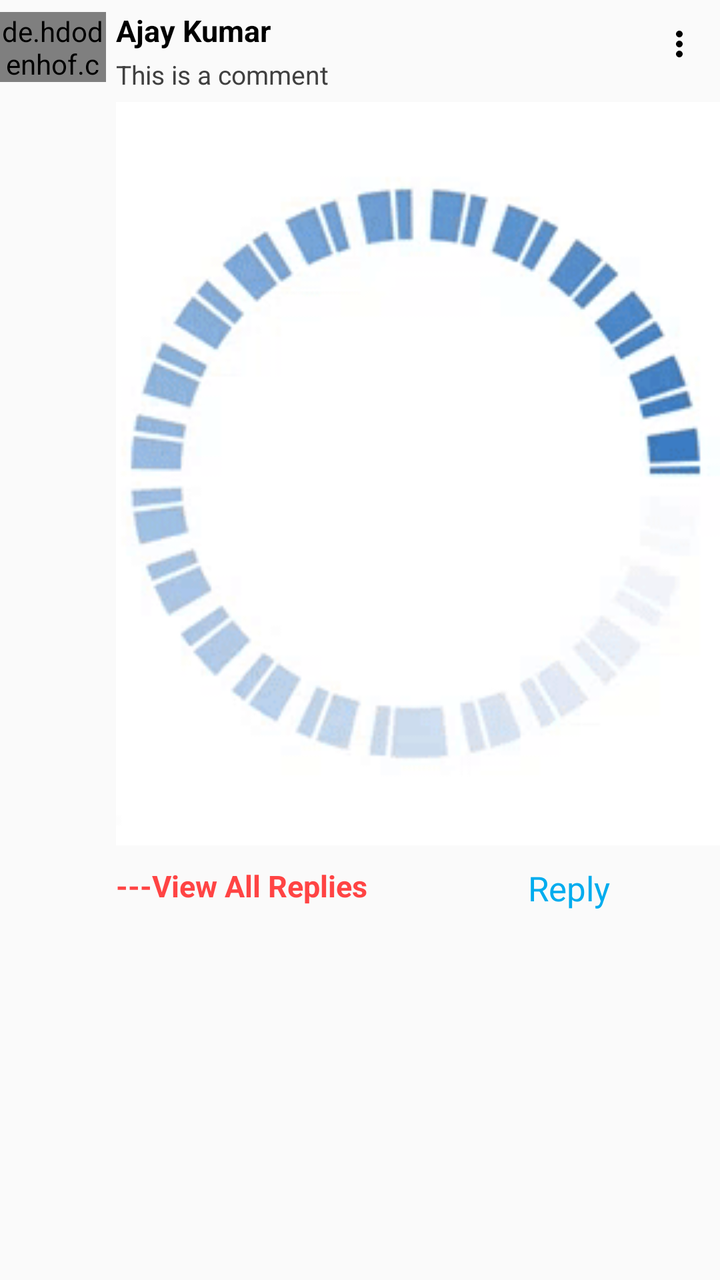
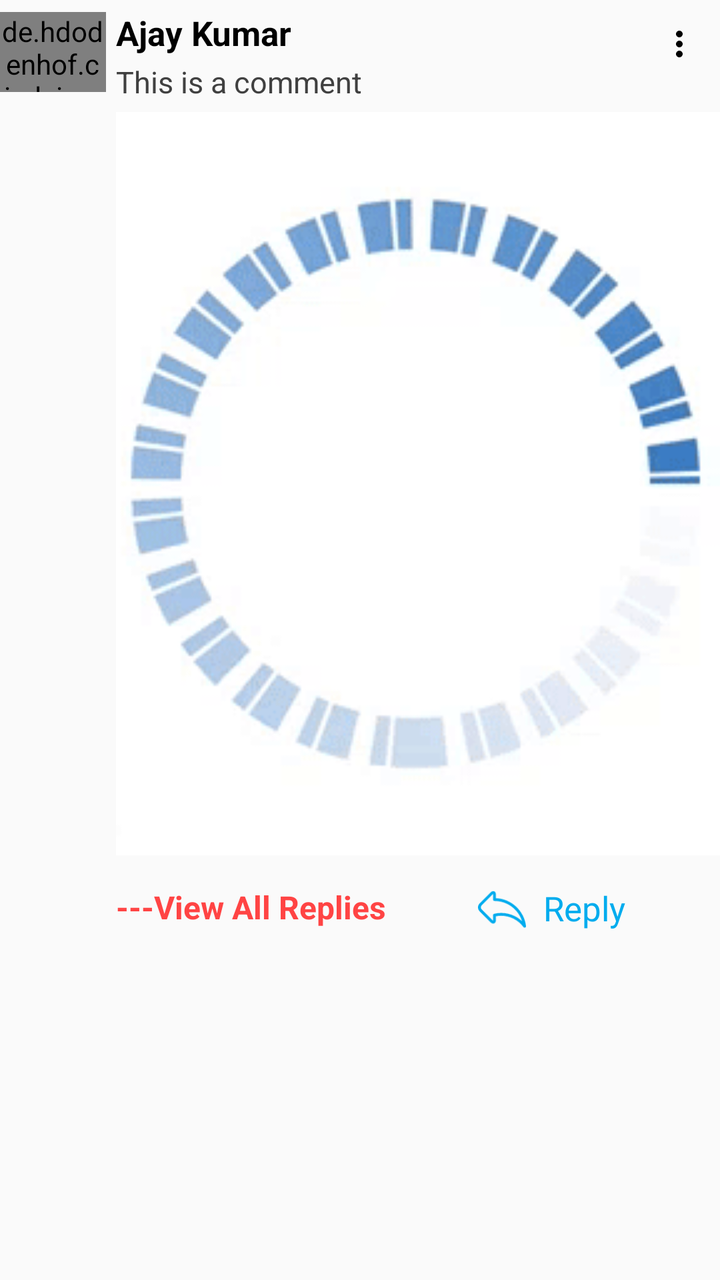

Before-and-after screenshots of an Android layout around one commit, followed by the original layout XML and the change that was made.
<!-- AndroidManifest.xml: application theme AppTheme -->
<!-- res/layout/indiview_post_comment.xml -->
<?xml version="1.0" encoding="utf-8"?>
<LinearLayout xmlns:android="http://schemas.android.com/apk/res/android"
    xmlns:app="http://schemas.android.com/apk/res-auto"
    android:layout_width="match_parent"
    android:layout_height="wrap_content"
    android:layout_marginStart="10dp"
    android:layout_marginEnd="10dp"
    android:orientation="horizontal">

    <de.hdodenhof.circleimageview.CircleImageView
        android:id="@+id/iv_profile_image"
        android:layout_width="0dp"
        android:layout_height="35dp"
        android:layout_alignParentTop="true"
        android:layout_centerHorizontal="true"
        android:layout_marginTop="6dp"
        android:layout_marginRight="5dp"
        android:layout_weight="0.15"
        android:src="@drawable/ic_usernew"
        app:civ_border_color="@color/smalldarkgrey"
        app:civ_border_width="0.5dp" />

    <LinearLayout
        android:layout_width="0dp"
        android:layout_height="wrap_content"
        android:layout_marginTop="5dp"
        android:layout_marginBottom="5dp"
        android:layout_weight="0.85"
        android:orientation="vertical">
        <LinearLayout
            android:layout_width="match_parent"
            android:layout_height="wrap_content"
            android:orientation="horizontal">
        <LinearLayout
            android:layout_width="0dp"
            android:layout_weight="0.9"
            android:layout_height="wrap_content"
            android:orientation="vertical">
        <LinearLayout
            android:layout_width="match_parent"
            android:layout_height="wrap_content"
            android:orientation="horizontal">

            <TextView
                android:id="@+id/username"
                android:layout_width="wrap_content"
                android:layout_height="wrap_content"
                android:text="Ajay Kumar"
                android:textColor="@android:color/black"
                android:textSize="15sp"
                android:textStyle="bold" />

            <TextView
                android:id="@+id/commentTime"
                android:layout_width="wrap_content"
                android:layout_height="wrap_content"
                android:textColor="@color/verydarkgrey"
                android:textSize="13sp" />
        </LinearLayout>

        <TextView
            android:id="@+id/comment_text"
            android:layout_width="match_parent"
            android:layout_height="wrap_content"
            android:layout_marginTop="3dp"
            android:paddingEnd="10dp"
            android:text="This is a comment"
            android:textColor="@color/verydarkgrey"
            android:textSize="13sp" />
        </LinearLayout>
            <ImageView
                android:id="@+id/iv_delete_post"
                android:layout_width="0dp"
                android:layout_weight="0.1"
                android:paddingRight="10dp"
                android:paddingTop="5dp"
                android:background="?attr/selectableItemBackground"
                android:src="@drawable/ic_more_vert_black_24dp"
                android:layout_height="wrap_content" />
    </LinearLayout>
        <ImageView
            android:id="@+id/comment_image"
            android:layout_width="match_parent"
            android:layout_height="wrap_content"
            android:layout_marginTop="5dp"
            android:adjustViewBounds="true"
            android:scaleType="fitCenter"
            android:src="@drawable/loading_new" />

        <android.support.v7.widget.RecyclerView
            android:id="@+id/comments_recyclerview"
            android:layout_width="match_parent"
            android:layout_height="wrap_content" />

        <LinearLayout
            android:layout_width="match_parent"
            android:layout_height="wrap_content"
            android:layout_marginTop="10dp"
            android:orientation="horizontal">

            <TextView
                android:id="@+id/view_all_replies"
                android:layout_width="0dp"
                android:layout_height="wrap_content"
                android:layout_weight="0.5"
                android:text="---View All Replies"
                android:textColor="#ff4444"
                android:textSize="15sp"
                android:textStyle="bold" />

            <TextView
                android:id="@+id/tv_reply_btn"
                android:layout_width="0dp"
                android:layout_height="wrap_content"
                android:layout_gravity="center_horizontal"
                android:layout_weight="0.5"
                android:gravity="center"
                android:text="Reply"
                android:textColor="@color/colorPrimary"
                android:textSize="17sp" />
        </LinearLayout>

    </LinearLayout>

</LinearLayout>
<!-- resources referenced by this layout -->
<resources>
  <color name="colorPrimary">#00acee</color>
  <color name="smalldarkgrey">#d0d0d0</color>
  <color name="verydarkgrey">#404040</color>
  <!-- drawable ic_more_vert_black_24dp (drawable) -->
  <vector xmlns:android="http://schemas.android.com/apk/res/android"
          android:width="24dp"
          android:height="24dp"
          android:viewportWidth="24.0"
          android:viewportHeight="24.0">
      <path
          android:fillColor="#FF000000"
          android:pathData="M12,8c1.1,0 2,-0.9 2,-2s-0.9,-2 -2,-2 -2,0.9 -2,2 0.9,2 2,2zM12,10c-1.1,0 -2,0.9 -2,2s0.9,2 2,2 2,-0.9 2,-2 -0.9,-2 -2,-2zM12,16c-1.1,0 -2,0.9 -2,2s0.9,2 2,2 2,-0.9 2,-2 -0.9,-2 -2,-2z"/>
  </vector>
  <style name="AppTheme" parent="Theme.AppCompat.Light.NoActionBar">
          
          <item name="colorPrimary">@color/colorPrimary</item>
          <item name="colorPrimaryDark">@color/colorPrimaryDark</item>
          <item name="colorAccent">@color/colorAccent</item>
      </style>
  <color name="colorPrimaryDark">#00acee</color>
  <color name="colorAccent">#D81B60</color>
  <!-- unchanged entries left out for length: 2 -->
</resources>

<!-- the commit's change to res/layout/indiview_post_comment.xml (unified diff, before → after) -->
@@ -10,7 +10,7 @@
     <de.hdodenhof.circleimageview.CircleImageView
         android:id="@+id/iv_profile_image"
         android:layout_width="0dp"
-        android:layout_height="35dp"
+        android:layout_height="40dp"
         android:layout_alignParentTop="true"
         android:layout_centerHorizontal="true"
         android:layout_marginTop="6dp"
@@ -47,7 +47,7 @@
                 android:layout_height="wrap_content"
                 android:text="Ajay Kumar"
                 android:textColor="@android:color/black"
-                android:textSize="15sp"
+                android:textSize="17sp"
                 android:textStyle="bold" />
 
             <TextView
@@ -55,7 +55,7 @@
                 android:layout_width="wrap_content"
                 android:layout_height="wrap_content"
                 android:textColor="@color/verydarkgrey"
-                android:textSize="13sp" />
+                android:textSize="14sp" />
         </LinearLayout>
 
         <TextView
@@ -66,7 +66,7 @@
             android:paddingEnd="10dp"
             android:text="This is a comment"
             android:textColor="@color/verydarkgrey"
-            android:textSize="13sp" />
+            android:textSize="15sp" />
         </LinearLayout>
             <ImageView
                 android:id="@+id/iv_delete_post"
@@ -102,10 +102,12 @@
                 android:id="@+id/view_all_replies"
                 android:layout_width="0dp"
                 android:layout_height="wrap_content"
-                android:layout_weight="0.5"
+                android:layout_weight="0.6"
                 android:text="---View All Replies"
+                android:paddingTop="5dp"
+                android:paddingBottom="5dp"
                 android:textColor="#ff4444"
-                android:textSize="15sp"
+                android:textSize="16sp"
                 android:textStyle="bold" />
 
             <TextView
@@ -113,9 +115,11 @@
                 android:layout_width="0dp"
                 android:layout_height="wrap_content"
                 android:layout_gravity="center_horizontal"
-                android:layout_weight="0.5"
-                android:gravity="center"
-                android:text="Reply"
+                android:layout_weight="0.4"
+                android:text="  Reply"
+                android:paddingTop="5dp"
+                android:paddingBottom="5dp"
+                android:drawableLeft="@drawable/ic_reply"
                 android:textColor="@color/colorPrimary"
                 android:textSize="17sp" />
         </LinearLayout>
<!-- resource entries referenced after the edit -->
@@ -13,6 +13,11 @@
           android:fillColor="#FF000000"
           android:pathData="M12,8c1.1,0 2,-0.9 2,-2s-0.9,-2 -2,-2 -2,0.9 -2,2 0.9,2 2,2zM12,10c-1.1,0 -2,0.9 -2,2s0.9,2 2,2 2,-0.9 2,-2 -0.9,-2 -2,-2zM12,16c-1.1,0 -2,0.9 -2,2s0.9,2 2,2 2,-0.9 2,-2 -0.9,-2 -2,-2z"/>
   </vector>
+  <!-- drawable ic_reply (drawable) -->
+  <vector android:height="24dp" android:viewportHeight="511"
+      android:viewportWidth="511.9997" android:width="24dp" xmlns:android="http://schemas.android.com/apk/res/android">
+      <path android:fillColor="@color/colorPrimary" android:pathData="m511.887,433.609c-20.137,-164.457 -156.879,-289.668 -321.152,-296.895v-37.066c0,-28.156 -15.34,-38.148 -28.473,-38.148 -9.566,0 -19.27,4.852 -28.832,14.414l-115.934,115.934c-23.328,23.328 -23.328,61.285 0,84.613l115.934,115.934c9.563,9.563 19.266,14.414 28.832,14.414 13.133,0 28.473,-9.992 28.473,-38.148v-39.637c18.688,-3.648 37.629,-5.492 56.465,-5.492 93.496,0 182.355,45.145 237.699,120.762 2.891,3.945 7.43,6.141 12.109,6.141 1.844,0 3.715,-0.344 5.512,-1.055 6.348,-2.512 10.199,-8.992 9.367,-15.77zM396.383,329.832c-45.734,-23.746 -97.32,-36.293 -149.184,-36.293 -25.051,0 -50.254,2.953 -74.914,8.785 -6.766,1.602 -11.543,7.645 -11.543,14.594v51.742c0,3.148 -0.313,5.449 -0.668,7.012 -1.359,-0.852 -3.207,-2.258 -5.434,-4.488l-115.938,-115.93c-11.633,-11.637 -11.633,-30.563 0,-42.199l115.934,-115.934c2.23,-2.227 4.074,-3.637 5.438,-4.488 0.355,1.566 0.668,3.863 0.668,7.016v51.738c0,8.281 6.715,14.996 14.996,14.996 136.75,0 254.969,89.766 294.582,216.188 -22.074,-20.918 -47.035,-38.77 -73.938,-52.738zM396.383,329.832"/>
+  </vector>
   <style name="AppTheme" parent="Theme.AppCompat.Light.NoActionBar">
           
           <item name="colorPrimary">@color/colorPrimary</item>
